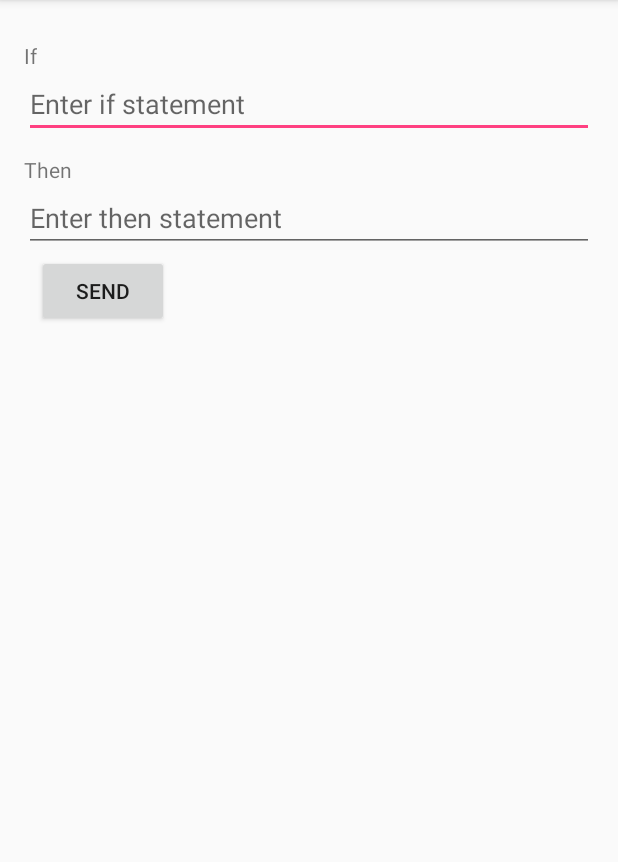
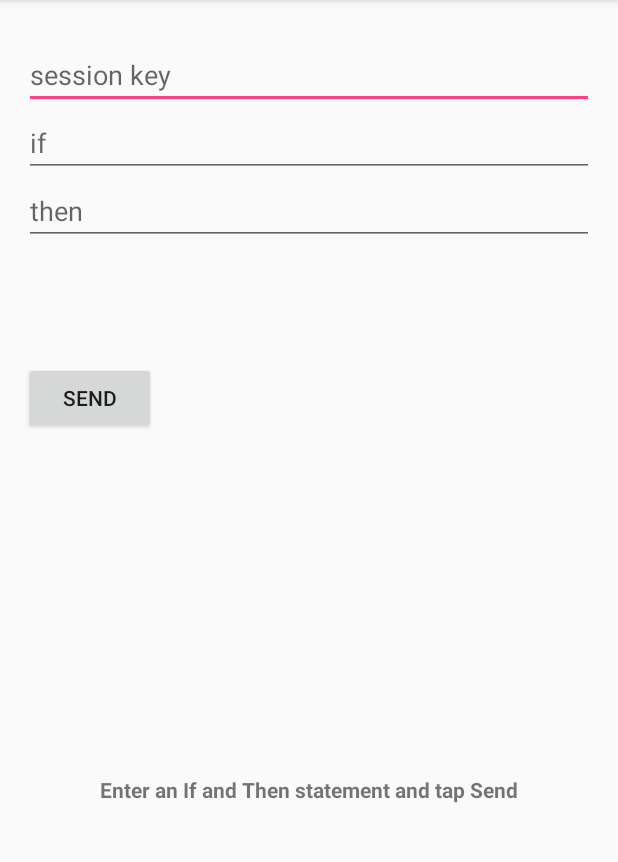
Before and after one commit to Bhilhanan/if-then, an Android app: the screen it shows after launch (MainActivity), on a phone screen of 412 x 824 dp, the part 84-946 px from its top. Run offline under Robolectric (Android 15) with nearby library versions, the phone set to English and light mode, and no system bars; libraries missing offline, so code that uses them is left out: com.google.api.client.

Commit message:
Adding new field sessionId to UI

```diff
--- a/app/src/main/java/app/ifthen/com/if_then/MainActivity.java
+++ b/app/src/main/java/app/ifthen/com/if_then/MainActivity.java
@@ -1,11 +1,14 @@
 package app.ifthen.com.if_then;
 
+import android.content.Context;
 import android.content.Intent;
 import android.content.SharedPreferences;
 import android.os.AsyncTask;
+import android.os.UserManager;
 import android.support.v7.app.AppCompatActivity;
 import android.os.Bundle;
 import android.view.View;
+import android.view.inputmethod.InputMethodManager;
 import android.widget.EditText;
 import android.widget.ProgressBar;
 import android.widget.TextView;
@@ -19,10 +22,10 @@ public class MainActivity extends AppCompatActivity {
 
     private static final String IF ="if";
     private static final String THEN ="then";
-    private static final int REQUEST_ACCOUNT_PICKER = 2;
-    private SharedPreferences settings;
+//    private static final int REQUEST_ACCOUNT_PICKER = 2;
+//    private SharedPreferences settings;
     private GoogleAccountCredential credential;
-    private String accountName;
+//    private String accountName;
 
     @Override
     protected void onCreate(Bundle savedInstanceState) {
@@ -31,7 +34,7 @@ public class MainActivity extends AppCompatActivity {
 
 //        //account stuff
 //        //Account stuff
-//        settings = getSharedPreferences("FamousQuotesAndroid", 0);
+//        settings = getSharedPreferences("if-then-shared-preferences", 0);
 //        credential = GoogleAccountCredential.usingAudience(this,"server:client_id:956984926970-59s38oierppv3e8ld188gkebm2vkkegf.apps.googleusercontent.com");
 //        setAccountName(settings.getString("ACCOUNT_NAME", null));
 //        if (credential.getSelectedAccountName() != null) {
@@ -45,13 +48,20 @@ public class MainActivity extends AppCompatActivity {
     }
 
     public void sendMessage(View view) {
+        InputMethodManager inputManager = (InputMethodManager)
+                getSystemService(Context.INPUT_METHOD_SERVICE);
+
+        inputManager.hideSoftInputFromWindow(getCurrentFocus().getWindowToken(),
+                InputMethodManager.HIDE_NOT_ALWAYS);
         EditText editIf=(EditText)findViewById(R.id.edit_if);
         String ifStr=editIf.getText().toString();
         EditText editThen=(EditText)findViewById(R.id.edit_then);
         String thenStr=editThen.getText().toString();
-        new EndpointsAsyncTask(this, ifStr, thenStr,credential).execute();
+        EditText editSessionKey=(EditText)findViewById(R.id.edit_sessionKey);
+        String sessionKey=editSessionKey.getText().toString();
+        new EndpointsAsyncTask(this, ifStr, thenStr,sessionKey,credential).execute();
     }
-//
+
 //    private void setAccountName(String accountName) {
 //        SharedPreferences.Editor editor = settings.edit();
 //        editor.putString("ACCOUNT_NAME", accountName);
--- a/app/src/main/res/layout/activity_main.xml
+++ b/app/src/main/res/layout/activity_main.xml
@@ -10,43 +10,50 @@
     android:paddingTop="@dimen/activity_vertical_margin"
     tools:context="app.ifthen.com.if_then.MainActivity">
 
-    <TextView
-        android:layout_width="wrap_content"
+    <EditText android:id="@+id/edit_sessionKey"
+        android:layout_width="match_parent"
         android:layout_height="wrap_content"
-        android:text="If"
-        android:id="@+id/text_if"
         android:layout_alignParentTop="true"
         android:layout_alignParentStart="true"
-        android:layout_marginTop="11dp" />
+        android:layout_marginTop="11dp"
+        android:hint="session key"/>
+
+    <!--<TextView-->
+        <!--android:layout_width="wrap_content"-->
+        <!--android:layout_height="wrap_content"-->
+        <!--android:text="If"-->
+        <!--android:id="@+id/text_if"-->
+        <!--android:layout_alignParentTop="true"-->
+        <!--android:layout_alignParentStart="true"-->
+        <!--android:layout_marginTop="11dp" />-->
 
     <EditText android:id="@+id/edit_if"
         android:layout_width="match_parent"
         android:layout_height="wrap_content"
-        android:hint="Enter if statement"
-        android:layout_below="@+id/text_if"
+        android:hint="if"
+        android:layout_below="@id/edit_sessionKey"
         android:layout_alignParentStart="true" />
 
-    <TextView
-        android:layout_width="wrap_content"
-        android:layout_height="wrap_content"
-        android:text="Then"
-        android:id="@+id/text_then"
-        android:layout_below="@id/edit_if"
-        android:layout_marginTop="11dp" />
+    <!--<TextView-->
+        <!--android:layout_width="wrap_content"-->
+        <!--android:layout_height="wrap_content"-->
+        <!--android:text="Then"-->
+        <!--android:id="@+id/text_then"-->
+        <!--android:layout_below="@id/edit_if"-->
+        <!--android:layout_marginTop="11dp" />-->
 
     <EditText android:id="@+id/edit_then"
         android:layout_width="match_parent"
         android:layout_height="wrap_content"
-        android:hint="Enter then statement"
-        android:layout_below="@+id/text_then"
+        android:hint="then"
+        android:layout_below="@+id/edit_if"
         android:layout_alignParentStart="true" />
 
     <Button
         android:layout_width="wrap_content"
         android:layout_height="wrap_content"
         android:text="Send"
-        android:layout_below="@+id/edit_if"
-        android:layout_toEndOf="@+id/text_if"
+        android:layout_below="@+id/edit_then"
         android:layout_marginTop="78dp"
         android:id="@+id/button_send"
         android:onClick="sendMessage"/>
@@ -54,9 +61,11 @@
     <TextView
         android:layout_width="match_parent"
         android:layout_height="match_parent"
-        android:text=""
+        android:text="Enter an If and Then statement and tap Send"
         android:id="@+id/text_result"
         android:layout_below="@id/button_send"
-        android:layout_marginTop="11dp" />
+        android:layout_marginTop="11dp"
+        android:gravity="center"
+        android:textStyle="bold"/>
 
 </RelativeLayout>
--- a/ifthen-backend/src/main/java/com/ifthen/backend/IfBean.java
+++ b/ifthen-backend/src/main/java/com/ifthen/backend/IfBean.java
@@ -16,5 +16,5 @@ import lombok.Setter;
 public class IfBean {
     @Id Long id;
     private String text;
-    private String userId;
+    private String sessionId;
 }
--- a/ifthen-backend/src/main/java/com/ifthen/backend/ThenBean.java
+++ b/ifthen-backend/src/main/java/com/ifthen/backend/ThenBean.java
@@ -17,5 +17,5 @@ public class ThenBean {
     @Id
     Long id;
     private String text;
-    private String userId;
+    private String sessionId;
 }
```
Also changed, not shown: app/build.gradle (+6 -2 lines), app/src/main/java/app/ifthen/com/if_then/EndpointsAsyncTask.java (+8 -7 lines), ifthen-backend/src/main/java/com/ifthen/backend/IfBeanEndpoint.java (+7 -34 lines), ifthen-backend/src/main/java/com/ifthen/backend/ThenBeanEndpoint.java (+8 -29 lines), 53 other files.
